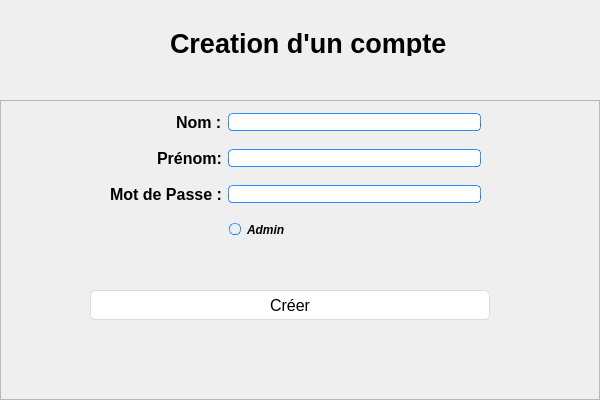
This is FrameworkQT/src/main/c++/fr/univtours/polytech/FrameworkQT/view/creationuserinterface.ui in ChakSem/TPs-Plateformes-C- as Qt 5 draws it before an edit. The edited form follows.
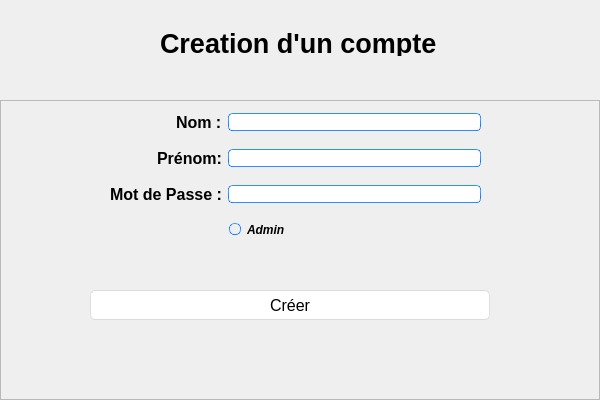
This is the edited form.

```diff
--- a/FrameworkQT/src/main/c++/fr/univtours/polytech/FrameworkQT/view/creationuserinterface.ui
+++ b/FrameworkQT/src/main/c++/fr/univtours/polytech/FrameworkQT/view/creationuserinterface.ui
@@ -695,9 +695,9 @@
   <widget class="QLabel" name="labelConnection">
    <property name="geometry">
     <rect>
-     <x>170</x>
+     <x>160</x>
      <y>30</y>
-     <width>281</width>
+     <width>301</width>
      <height>26</height>
     </rect>
    </property>
```
